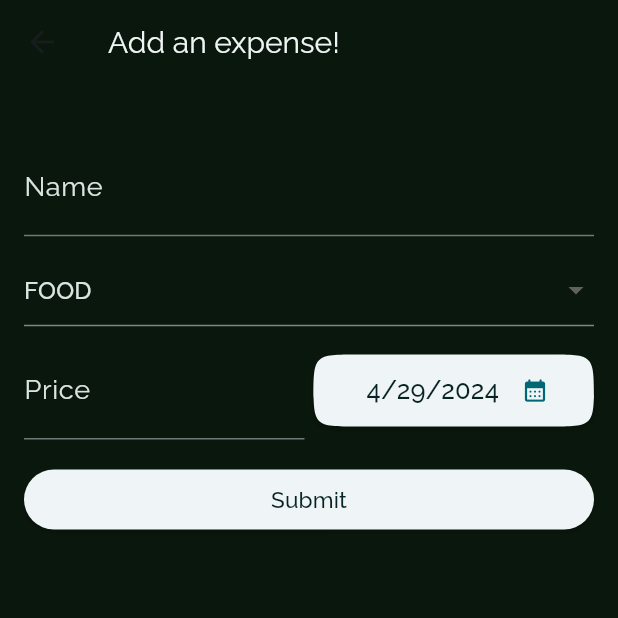
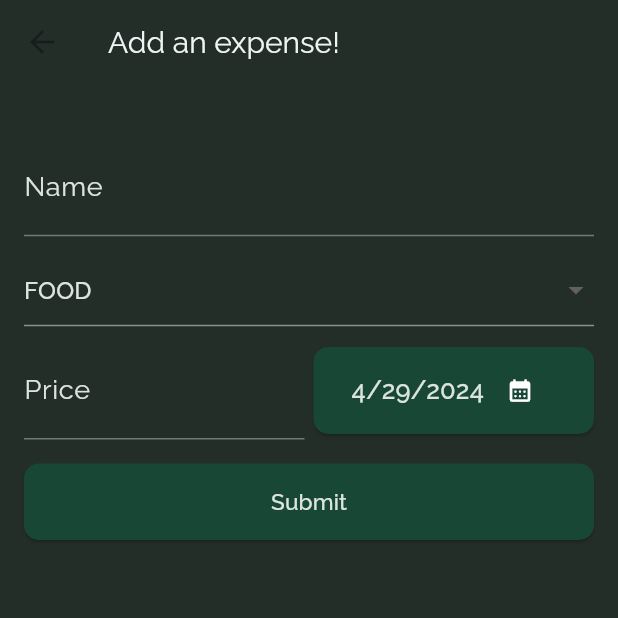
Before and after one commit to ishraqfatin/taka-tracker, a Flutter app: the FormScreen screen opened by its route, on a phone screen of 412 x 824 dp, the top half of it. Run offline on Flutter 3.47's test engine with Material 3 defaults, Android fonts, the light colour scheme and no system bars; our stand-ins replace cloud_firestore, firebase_auth, firebase_core, fl_chart, flutter_slidable, google_fonts; accounts and stored records are empty.

Commit message:
fixed form colors

```diff
--- a/taka_tracker/lib/screens/dashboard.dart
+++ b/taka_tracker/lib/screens/dashboard.dart
@@ -298,7 +298,7 @@ class _DashboardScreenState extends State<StatefulWidget> {
           showModalBottomSheet(
             scrollControlDisabledMaxHeightRatio: 0.8,
             enableDrag: true,
-            showDragHandle: true,
+            showDragHandle: false,
             elevation: 10,
             context: context,
             builder: (BuildContext context) =>
--- a/taka_tracker/lib/screens/form.dart
+++ b/taka_tracker/lib/screens/form.dart
@@ -193,16 +193,14 @@ class _FormScreenState extends State<FormScreen> {
                   ),
                   Expanded(
                     child: ElevatedButton(
-                      style: const ButtonStyle(
-                          padding: MaterialStatePropertyAll(
-                            EdgeInsets.only(
-                              left: 20,
-                            ),
-                          ),
-                          shape: MaterialStatePropertyAll(
-                              ContinuousRectangleBorder(
-                                  borderRadius:
-                                      BorderRadius.all(Radius.circular(30))))),
+                      style: ElevatedButton.styleFrom(
+                        foregroundColor: Colors.white,
+                        backgroundColor: const  Color.fromARGB(255, 25, 71, 54),
+                        padding: const EdgeInsets.symmetric(vertical: 5),
+                        shape: RoundedRectangleBorder(
+                          borderRadius: BorderRadius.circular(10),
+                        ),
+                      ),
                       onPressed: _presentDatePicker,
                       child: Row(
                         mainAxisAlignment: MainAxisAlignment.center,
@@ -213,7 +211,7 @@ class _FormScreenState extends State<FormScreen> {
                                 ? 'No date selected!'
                                 : formatter.format(selectedDate!),
                             style: const TextStyle(
-                              color: Color.fromARGB(255, 8, 35, 37),
+                              color:  Color.fromARGB(255, 219, 228, 225),
                               fontSize: 17
                             ),
                           ),
@@ -230,7 +228,14 @@ class _FormScreenState extends State<FormScreen> {
               const SizedBox(height: 16.0),
               widget.expense == null
                   //ADD
-                  ? ElevatedButton(
+                  ? ElevatedButton(style: ElevatedButton.styleFrom(
+                        foregroundColor: Colors.white,
+                        backgroundColor: const  Color.fromARGB(255, 25, 71, 54),
+                        padding: const EdgeInsets.symmetric(vertical: 15),
+                        shape: RoundedRectangleBorder(
+                          borderRadius: BorderRadius.circular(10),
+                        ),
+                      ),
                       onPressed: () {
                         int price = int.tryParse(priceController.text) ?? 0;
 
@@ -294,10 +299,17 @@ class _FormScreenState extends State<FormScreen> {
                           widget.onExpenseAddedOrUpdated!();
                         } else {}
                       },
-                      child: const Text('Submit', style: TextStyle(color: Color.fromARGB(255, 8, 35, 37), fontSize: 15),),
+                      child: const Text('Submit', style: TextStyle(color: Color.fromARGB(255, 219, 228, 225), fontSize: 15),),
                     )
                   //UPDATE
-                  : ElevatedButton(
+                  : ElevatedButton(style: ElevatedButton.styleFrom(
+                        foregroundColor: Colors.white,
+                        backgroundColor: const  Color.fromARGB(255, 25, 71, 54),
+                        padding: const EdgeInsets.symmetric(vertical: 15),
+                        shape: RoundedRectangleBorder(
+                          borderRadius: BorderRadius.circular(10),
+                        ),
+                      ),
                       onPressed: () {
                         int price = int.tryParse(priceController.text) ?? 0;
 
@@ -320,7 +332,7 @@ class _FormScreenState extends State<FormScreen> {
           ),
         ),
       ),
-      backgroundColor: Color.fromARGB(255, 10, 23, 12),
+      backgroundColor: Color.fromARGB(255, 36, 46, 41),
     );
   }
 }
```
